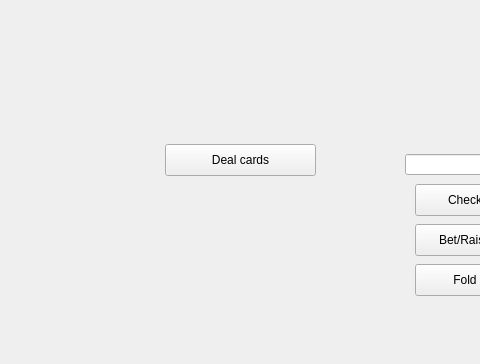
Cenzito/Poker, file Poker/Visuals/Gamewindow/gamewindow.ui: the form before one commit; both pictures show x 185 to 665 and y 336 to 700 of the 1000 by 700 pixel window.
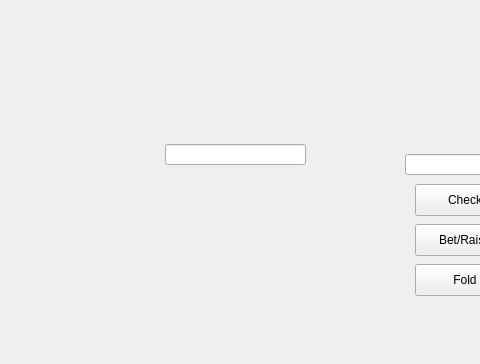
The form after the commit.

```diff
--- a/Poker/Visuals/Gamewindow/gamewindow.ui
+++ b/Poker/Visuals/Gamewindow/gamewindow.ui
@@ -42,19 +42,6 @@
      <string/>
     </property>
    </widget>
-   <widget class="QPushButton" name="dealButton">
-    <property name="geometry">
-     <rect>
-      <x>350</x>
-      <y>480</y>
-      <width>151</width>
-      <height>32</height>
-     </rect>
-    </property>
-    <property name="text">
-     <string>Deal cards</string>
-    </property>
-   </widget>
    <widget class="QPushButton" name="pushButton">
     <property name="geometry">
      <rect>
@@ -154,6 +141,25 @@
     <property name="frame">
      <bool>true</bool>
     </property>
+    <property name="alignment">
+     <set>Qt::AlignCenter</set>
+    </property>
+    <property name="readOnly">
+     <bool>true</bool>
+    </property>
+   </widget>
+   <widget class="QLineEdit" name="name_line">
+    <property name="geometry">
+     <rect>
+      <x>350</x>
+      <y>480</y>
+      <width>141</width>
+      <height>21</height>
+     </rect>
+    </property>
+    <property name="alignment">
+     <set>Qt::AlignCenter</set>
+    </property>
     <property name="readOnly">
      <bool>true</bool>
     </property>
```
Left out of the diff: 6 changed lines with no effect on the pictures.
